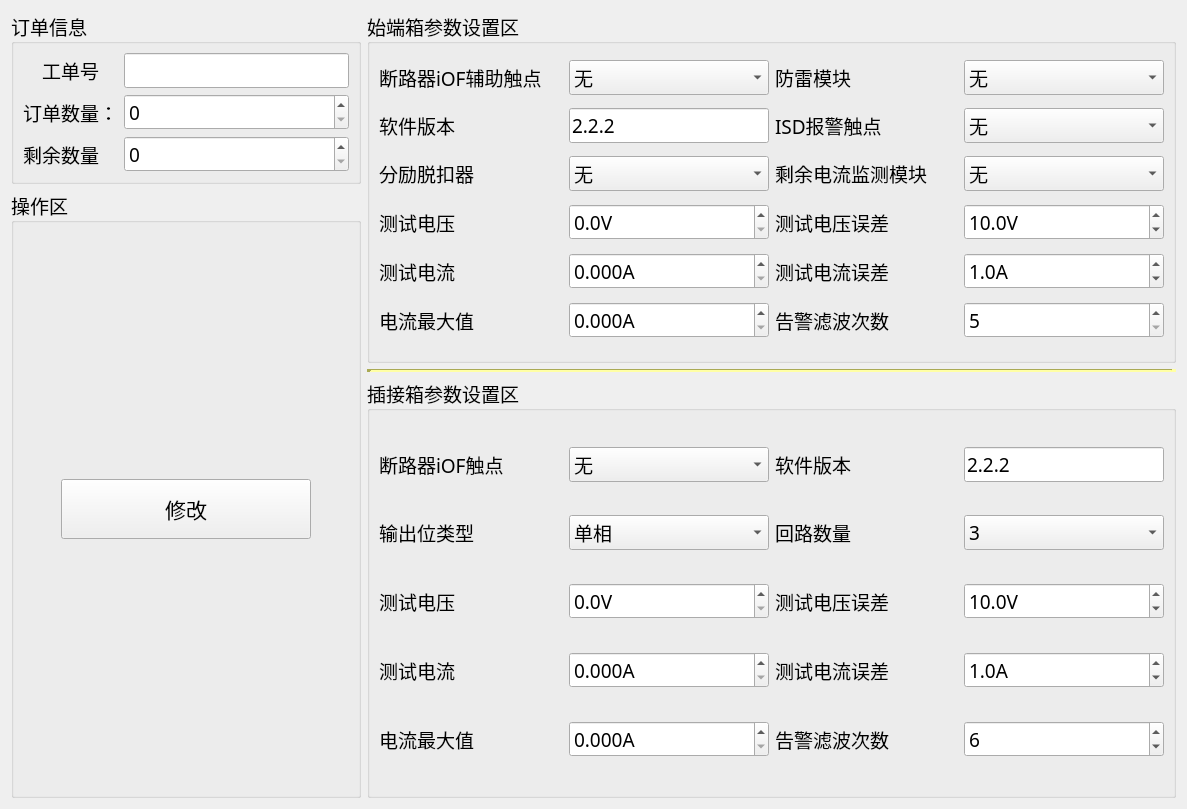
Before: the Qt Designer form ProductEvalTool/qc-busbar/setups/setting.ui in ChinaClever/ProductEvalTool, drawn with Qt 5.
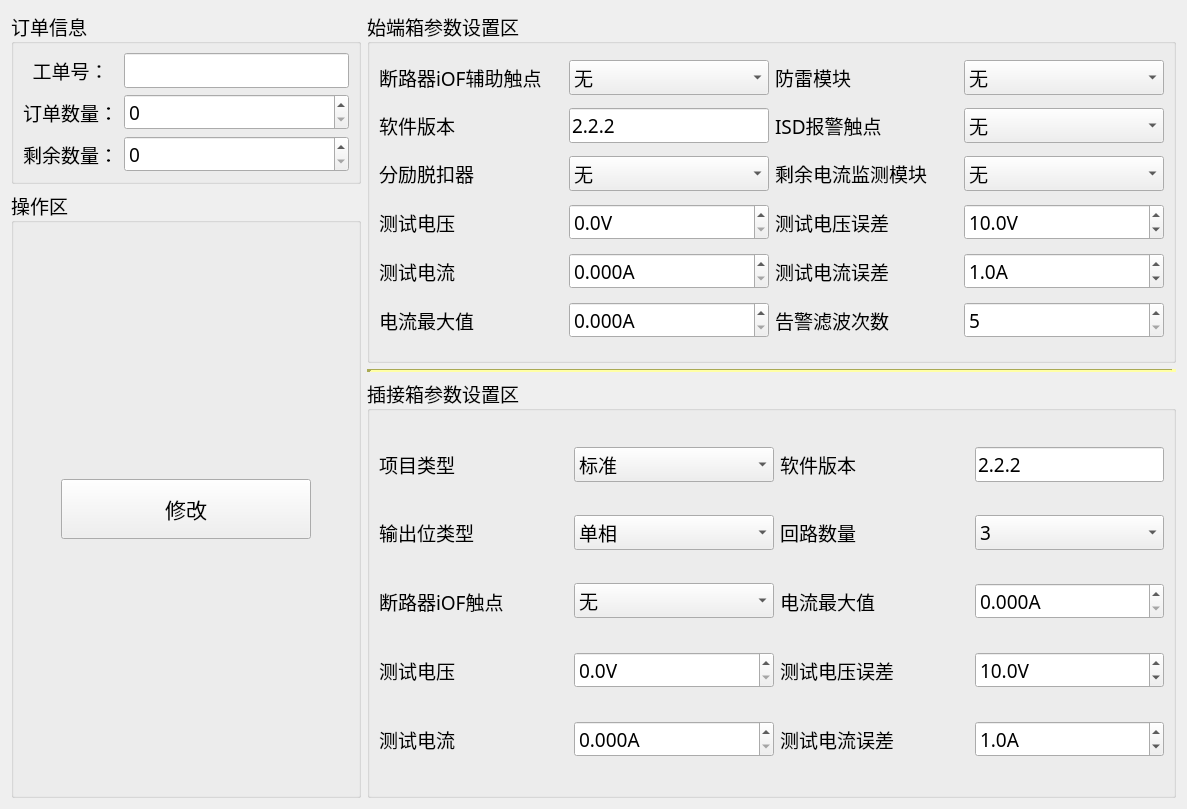
After: the same form once the commit is applied.

Commit message: 耐压增加马来项目2500V

The edit to the form file:
```diff
--- a/ProductEvalTool/qc-busbar/setups/setting.ui
+++ b/ProductEvalTool/qc-busbar/setups/setting.ui
@@ -87,25 +87,22 @@
       <string>订单信息</string>
      </property>
      <layout class="QGridLayout" name="gridLayout_4">
-      <item row="0" column="1">
-       <widget class="QLineEdit" name="userEdit"/>
+      <item row="1" column="1">
+       <widget class="QSpinBox" name="orderBox">
+        <property name="maximum">
+         <number>10000</number>
+        </property>
+       </widget>
       </item>
       <item row="2" column="0">
        <widget class="QLabel" name="label_12">
         <property name="text">
-         <string>剩余数量</string>
+         <string>剩余数量：</string>
         </property>
        </widget>
       </item>
-      <item row="0" column="0">
-       <widget class="QLabel" name="label_7">
-        <property name="text">
-         <string>工单号</string>
-        </property>
-        <property name="alignment">
-         <set>Qt::AlignCenter</set>
-        </property>
-       </widget>
+      <item row="0" column="1">
+       <widget class="QLineEdit" name="userEdit"/>
       </item>
       <item row="2" column="1">
        <widget class="QSpinBox" name="cntSpin">
@@ -121,10 +118,13 @@
         </property>
        </widget>
       </item>
-      <item row="1" column="1">
-       <widget class="QSpinBox" name="orderBox">
-        <property name="maximum">
-         <number>10000</number>
+      <item row="0" column="0">
+       <widget class="QLabel" name="label_7">
+        <property name="text">
+         <string>工单号：</string>
+        </property>
+        <property name="alignment">
+         <set>Qt::AlignCenter</set>
         </property>
        </widget>
       </item>
@@ -514,81 +514,6 @@
       <string>插接箱参数设置区</string>
      </property>
      <layout class="QGridLayout" name="gridLayout_3">
-      <item row="5" column="3">
-       <widget class="QDoubleSpinBox" name="si_curErrSpin">
-        <property name="suffix">
-         <string>A</string>
-        </property>
-        <property name="decimals">
-         <number>1</number>
-        </property>
-        <property name="maximum">
-         <double>10.000000000000000</double>
-        </property>
-        <property name="singleStep">
-         <double>0.010000000000000</double>
-        </property>
-        <property name="value">
-         <double>1.000000000000000</double>
-        </property>
-       </widget>
-      </item>
-      <item row="4" column="1">
-       <widget class="QDoubleSpinBox" name="si_volSpin">
-        <property name="suffix">
-         <string>V</string>
-        </property>
-        <property name="decimals">
-         <number>1</number>
-        </property>
-        <property name="maximum">
-         <double>500.000000000000000</double>
-        </property>
-        <property name="singleStep">
-         <double>0.100000000000000</double>
-        </property>
-       </widget>
-      </item>
-      <item row="5" column="0">
-       <widget class="QLabel" name="label_22">
-        <property name="text">
-         <string>测试电流</string>
-        </property>
-        <property name="alignment">
-         <set>Qt::AlignLeading|Qt::AlignLeft|Qt::AlignVCenter</set>
-        </property>
-       </widget>
-      </item>
-      <item row="2" column="2">
-       <widget class="QLabel" name="label_5">
-        <property name="text">
-         <string>回路数量</string>
-        </property>
-        <property name="alignment">
-         <set>Qt::AlignLeading|Qt::AlignLeft|Qt::AlignVCenter</set>
-        </property>
-       </widget>
-      </item>
-      <item row="5" column="2">
-       <widget class="QLabel" name="label_6">
-        <property name="text">
-         <string>测试电流误差</string>
-        </property>
-        <property name="alignment">
-         <set>Qt::AlignLeading|Qt::AlignLeft|Qt::AlignVCenter</set>
-        </property>
-       </widget>
-      </item>
-      <item row="4" column="2">
-       <widget class="QLabel" name="label_4">
-        <property name="text">
-         <string>测试电压误差</string>
-        </property>
-        <property name="alignment">
-         <set>Qt::AlignLeading|Qt::AlignLeft|Qt::AlignVCenter</set>
-        </property>
-       </widget>
-      </item>
       <item row="2" column="3">
        <widget class="QComboBox" name="loopNumBox">
         <item>
@@ -608,67 +533,16 @@
         </item>
        </widget>
       </item>
-      <item row="0" column="0">
-       <widget class="QLabel" name="label_10">
-        <property name="maximumSize">
-         <size>
-          <width>16777215</width>
-          <height>16777215</height>
-         </size>
-        </property>
+      <item row="2" column="0">
+       <widget class="QLabel" name="label">
         <property name="text">
-         <string>断路器iOF触点</string>
+         <string>输出位类型</string>
         </property>
         <property name="alignment">
          <set>Qt::AlignLeading|Qt::AlignLeft|Qt::AlignVCenter</set>
         </property>
        </widget>
       </item>
-      <item row="5" column="1">
-       <widget class="QDoubleSpinBox" name="si_curSpin">
-        <property name="suffix">
-         <string>A</string>
-        </property>
-        <property name="decimals">
-         <number>3</number>
-        </property>
-        <property name="maximum">
-         <double>100.000000000000000</double>
-        </property>
-        <property name="singleStep">
-         <double>0.010000000000000</double>
-        </property>
-       </widget>
-      </item>
-      <item row="4" column="0">
-       <widget class="QLabel" name="label_21">
-        <property name="text">
-         <string>测试电压</string>
-        </property>
-        <property name="alignment">
-         <set>Qt::AlignLeading|Qt::AlignLeft|Qt::AlignVCenter</set>
-        </property>
-       </widget>
-      </item>
-      <item row="4" column="3">
-       <widget class="QDoubleSpinBox" name="si_volErrSpin">
-        <property name="suffix">
-         <string>V</string>
-        </property>
-        <property name="decimals">
-         <number>1</number>
-        </property>
-        <property name="maximum">
-         <double>100.000000000000000</double>
-        </property>
-        <property name="singleStep">
-         <double>0.500000000000000</double>
-        </property>
-        <property name="value">
-         <double>10.000000000000000</double>
-        </property>
-       </widget>
-      </item>
       <item row="2" column="1">
        <widget class="QComboBox" name="outputBox">
         <item>
@@ -683,42 +557,6 @@
         </item>
        </widget>
       </item>
-      <item row="2" column="0">
-       <widget class="QLabel" name="label">
-        <property name="text">
-         <string>输出位类型</string>
-        </property>
-        <property name="alignment">
-         <set>Qt::AlignLeading|Qt::AlignLeft|Qt::AlignVCenter</set>
-        </property>
-       </widget>
-      </item>
-      <item row="0" column="1">
-       <widget class="QComboBox" name="iOFBox_2">
-        <property name="minimumSize">
-         <size>
-          <width>200</width>
-          <height>30</height>
-         </size>
-        </property>
-        <property name="maximumSize">
-         <size>
-          <width>16777215</width>
-          <height>16777215</height>
-         </size>
-        </property>
-        <item>
-         <property name="text">
-          <string>无</string>
-         </property>
-        </item>
-        <item>
-         <property name="text">
-          <string>有</string>
-         </property>
-        </item>
-       </widget>
-      </item>
       <item row="0" column="2">
        <widget class="QLabel" name="label_29">
         <property name="text">
@@ -742,10 +580,20 @@
         </property>
        </widget>
       </item>
+      <item row="2" column="2">
+       <widget class="QLabel" name="label_5">
+        <property name="text">
+         <string>回路数量</string>
+        </property>
+        <property name="alignment">
+         <set>Qt::AlignLeading|Qt::AlignLeft|Qt::AlignVCenter</set>
+        </property>
+       </widget>
+      </item>
       <item row="6" column="0">
-       <widget class="QLabel" name="label_27">
+       <widget class="QLabel" name="label_22">
         <property name="text">
-         <string>电流最大值</string>
+         <string>测试电流</string>
         </property>
         <property name="alignment">
          <set>Qt::AlignLeading|Qt::AlignLeft|Qt::AlignVCenter</set>
@@ -753,7 +601,7 @@
        </widget>
       </item>
       <item row="6" column="1">
-       <widget class="QDoubleSpinBox" name="si_curMaxSpin">
+       <widget class="QDoubleSpinBox" name="si_curSpin">
         <property name="suffix">
          <string>A</string>
         </property>
@@ -761,58 +609,184 @@
          <number>3</number>
         </property>
         <property name="maximum">
-         <double>1000.000000000000000</double>
+         <double>100.000000000000000</double>
         </property>
         <property name="singleStep">
          <double>0.010000000000000</double>
         </property>
        </widget>
       </item>
-      <item row="6" column="3">
-       <widget class="QSpinBox" name="filterspinBox_2">
-        <property name="sizePolicy">
-         <sizepolicy hsizetype="Preferred" vsizetype="Fixed">
-          <horstretch>0</horstretch>
-          <verstretch>0</verstretch>
-         </sizepolicy>
+      <item row="5" column="0">
+       <widget class="QLabel" name="label_21">
+        <property name="text">
+         <string>测试电压</string>
         </property>
-        <property name="minimumSize">
-         <size>
-          <width>200</width>
-          <height>30</height>
-         </size>
+        <property name="alignment">
+         <set>Qt::AlignLeading|Qt::AlignLeft|Qt::AlignVCenter</set>
         </property>
-        <property name="maximumSize">
-         <size>
-          <width>16777215</width>
-          <height>16777215</height>
-         </size>
+       </widget>
+      </item>
+      <item row="5" column="1">
+       <widget class="QDoubleSpinBox" name="si_volSpin">
+        <property name="suffix">
+         <string>V</string>
         </property>
-        <property name="minimum">
-         <number>5</number>
+        <property name="decimals">
+         <number>1</number>
         </property>
         <property name="maximum">
-         <number>200</number>
+         <double>500.000000000000000</double>
         </property>
-        <property name="value">
-         <number>6</number>
+        <property name="singleStep">
+         <double>0.100000000000000</double>
         </property>
        </widget>
       </item>
       <item row="6" column="2">
+       <widget class="QLabel" name="label_6">
+        <property name="text">
+         <string>测试电流误差</string>
+        </property>
+        <property name="alignment">
+         <set>Qt::AlignLeading|Qt::AlignLeft|Qt::AlignVCenter</set>
+        </property>
+       </widget>
+      </item>
+      <item row="6" column="3">
+       <widget class="QDoubleSpinBox" name="si_curErrSpin">
+        <property name="suffix">
+         <string>A</string>
+        </property>
+        <property name="decimals">
+         <number>1</number>
+        </property>
+        <property name="maximum">
+         <double>10.000000000000000</double>
+        </property>
+        <property name="singleStep">
+         <double>0.010000000000000</double>
+        </property>
+        <property name="value">
+         <double>1.000000000000000</double>
+        </property>
+       </widget>
+      </item>
+      <item row="5" column="2">
+       <widget class="QLabel" name="label_4">
+        <property name="text">
+         <string>测试电压误差</string>
+        </property>
+        <property name="alignment">
+         <set>Qt::AlignLeading|Qt::AlignLeft|Qt::AlignVCenter</set>
+        </property>
+       </widget>
+      </item>
+      <item row="5" column="3">
+       <widget class="QDoubleSpinBox" name="si_volErrSpin">
+        <property name="suffix">
+         <string>V</string>
+        </property>
+        <property name="decimals">
+         <number>1</number>
+        </property>
+        <property name="maximum">
+         <double>100.000000000000000</double>
+        </property>
+        <property name="singleStep">
+         <double>0.500000000000000</double>
+        </property>
+        <property name="value">
+         <double>10.000000000000000</double>
+        </property>
+       </widget>
+      </item>
+      <item row="4" column="3">
+       <widget class="QDoubleSpinBox" name="si_curMaxSpin">
+        <property name="suffix">
+         <string>A</string>
+        </property>
+        <property name="decimals">
+         <number>3</number>
+        </property>
+        <property name="maximum">
+         <double>1000.000000000000000</double>
+        </property>
+        <property name="singleStep">
+         <double>0.010000000000000</double>
+        </property>
+       </widget>
+      </item>
+      <item row="4" column="2">
+       <widget class="QLabel" name="label_27">
+        <property name="text">
+         <string>电流最大值</string>
+        </property>
+        <property name="alignment">
+         <set>Qt::AlignLeading|Qt::AlignLeft|Qt::AlignVCenter</set>
+        </property>
+       </widget>
+      </item>
+      <item row="4" column="0">
+       <widget class="QLabel" name="label_10">
+        <property name="maximumSize">
+         <size>
+          <width>16777215</width>
+          <height>16777215</height>
+         </size>
+        </property>
+        <property name="text">
+         <string>断路器iOF触点</string>
+        </property>
+        <property name="alignment">
+         <set>Qt::AlignLeading|Qt::AlignLeft|Qt::AlignVCenter</set>
+        </property>
+       </widget>
+      </item>
+      <item row="4" column="1">
+       <widget class="QComboBox" name="iOFBox_2">
+        <property name="minimumSize">
+         <size>
+          <width>200</width>
+          <height>30</height>
+         </size>
+        </property>
+        <property name="maximumSize">
+         <size>
+          <width>16777215</width>
+          <height>16777215</height>
+         </size>
+        </property>
+        <item>
+         <property name="text">
+          <string>无</string>
+         </property>
+        </item>
+        <item>
+         <property name="text">
+          <string>有</string>
+         </property>
+        </item>
+       </widget>
+      </item>
+      <item row="0" column="0">
        <widget class="QLabel" name="label_14">
-        <property name="maximumSize">
-         <size>
-          <width>16777215</width>
-          <height>16777215</height>
-         </size>
-        </property>
         <property name="text">
-         <string>告警滤波次数</string>
+         <string>项目类型</string>
         </property>
-        <property name="alignment">
-         <set>Qt::AlignLeading|Qt::AlignLeft|Qt::AlignVCenter</set>
-        </property>
+       </widget>
+      </item>
+      <item row="0" column="1">
+       <widget class="QComboBox" name="itemBox">
+        <item>
+         <property name="text">
+          <string>标准</string>
+         </property>
+        </item>
+        <item>
+         <property name="text">
+          <string>马来西亚</string>
+         </property>
+        </item>
        </widget>
       </item>
      </layout>
```
The commit also changes 10 other files.
